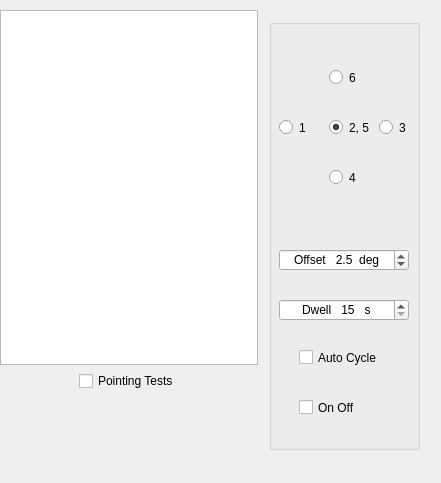
Above: qmap/astro.ui from kholia/wsjtx before the change. Below: the same form after it.
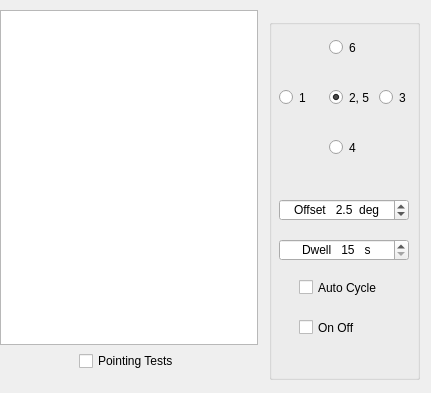
That is the form after the change.

Commit message: Tweak the Astro Window layout.

Diff of the .ui file:
```diff
--- a/qmap/astro.ui
+++ b/qmap/astro.ui
@@ -6,8 +6,8 @@
    <rect>
     <x>0</x>
     <y>0</y>
-    <width>441</width>
-    <height>483</height>
+    <width>431</width>
+    <height>393</height>
    </rect>
   </property>
   <property name="windowTitle">
@@ -19,7 +19,7 @@
      <x>269</x>
      <y>19</y>
      <width>151</width>
-     <height>431</height>
+     <height>361</height>
     </rect>
    </property>
    <property name="title">
@@ -29,7 +29,7 @@
     <property name="geometry">
      <rect>
       <x>10</x>
-      <y>100</y>
+      <y>70</y>
       <width>30</width>
       <height>17</height>
      </rect>
@@ -42,7 +42,7 @@
     <property name="geometry">
      <rect>
       <x>60</x>
-      <y>100</y>
+      <y>70</y>
       <width>40</width>
       <height>17</height>
      </rect>
@@ -58,7 +58,7 @@
     <property name="geometry">
      <rect>
       <x>110</x>
-      <y>100</y>
+      <y>70</y>
       <width>30</width>
       <height>17</height>
      </rect>
@@ -71,7 +71,7 @@
     <property name="geometry">
      <rect>
       <x>60</x>
-      <y>150</y>
+      <y>120</y>
       <width>30</width>
       <height>17</height>
      </rect>
@@ -84,7 +84,7 @@
     <property name="geometry">
      <rect>
       <x>60</x>
-      <y>50</y>
+      <y>20</y>
       <width>30</width>
       <height>17</height>
      </rect>
@@ -97,7 +97,7 @@
     <property name="geometry">
      <rect>
       <x>10</x>
-      <y>230</y>
+      <y>180</y>
       <width>130</width>
       <height>22</height>
      </rect>
@@ -131,7 +131,7 @@
     <property name="geometry">
      <rect>
       <x>30</x>
-      <y>330</y>
+      <y>260</y>
       <width>91</width>
       <height>17</height>
      </rect>
@@ -144,7 +144,7 @@
     <property name="geometry">
      <rect>
       <x>30</x>
-      <y>380</y>
+      <y>300</y>
       <width>70</width>
       <height>17</height>
      </rect>
@@ -157,7 +157,7 @@
     <property name="geometry">
      <rect>
       <x>10</x>
-      <y>280</y>
+      <y>220</y>
       <width>130</width>
       <height>22</height>
      </rect>
@@ -188,12 +188,30 @@
      <x>0</x>
      <y>10</y>
      <width>258</width>
-     <height>471</height>
+     <height>371</height>
     </rect>
    </property>
    <layout class="QVBoxLayout" name="verticalLayout">
     <item>
      <widget class="QTextBrowser" name="astroTextBrowser">
+      <property name="sizePolicy">
+       <sizepolicy hsizetype="Preferred" vsizetype="Preferred">
+        <horstretch>0</horstretch>
+        <verstretch>0</verstretch>
+       </sizepolicy>
+      </property>
+      <property name="minimumSize">
+       <size>
+        <width>0</width>
+        <height>325</height>
+       </size>
+      </property>
+      <property name="maximumSize">
+       <size>
+        <width>16777215</width>
+        <height>16777215</height>
+       </size>
+      </property>
       <property name="font">
        <font>
         <family>Courier New</family>
@@ -207,7 +225,7 @@
     <item>
      <layout class="QHBoxLayout" name="horizontalLayout">
       <item>
-       <spacer name="horizontalSpacer_2">
+       <spacer name="horizontalSpacer">
         <property name="orientation">
          <enum>Qt::Horizontal</enum>
         </property>
@@ -227,7 +245,7 @@
        </widget>
       </item>
       <item>
-       <spacer name="horizontalSpacer">
+       <spacer name="horizontalSpacer_2">
         <property name="orientation">
          <enum>Qt::Horizontal</enum>
         </property>
@@ -252,7 +270,7 @@
       <property name="sizeHint" stdset="0">
        <size>
         <width>20</width>
-        <height>90</height>
+        <height>10</height>
        </size>
       </property>
      </spacer>
```
The commit also changes 1 other file.
